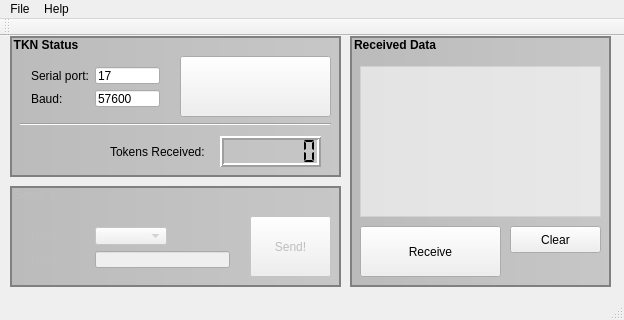
chrispap/TKN, file PC/gui/qtknwindow.ui: the form before one commit.
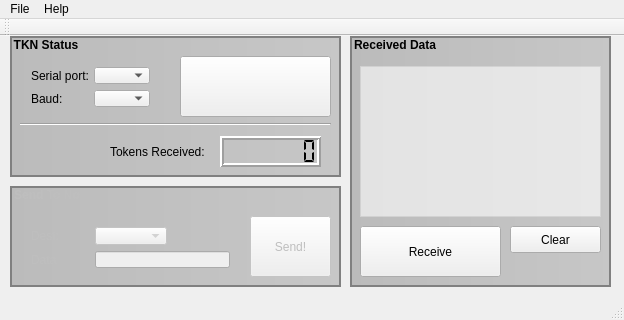
The form after the commit.

Commit message: Com port list

```diff
--- a/PC/gui/qtknwindow.ui
+++ b/PC/gui/qtknwindow.ui
@@ -132,18 +132,11 @@
       <rect>
        <x>10</x>
        <y>20</y>
-       <width>151</width>
+       <width>141</width>
        <height>62</height>
       </rect>
      </property>
      <layout class="QGridLayout" name="gridLayout">
-      <item row="0" column="1">
-       <widget class="QLineEdit" name="lineEdit_ComPort">
-        <property name="text">
-         <string>17</string>
-        </property>
-       </widget>
-      </item>
       <item row="1" column="0">
        <widget class="QLabel" name="label_3">
         <property name="text">
@@ -151,13 +144,6 @@
         </property>
        </widget>
       </item>
-      <item row="1" column="1">
-       <widget class="QLineEdit" name="lineEdit_Baud">
-        <property name="text">
-         <string>57600</string>
-        </property>
-       </widget>
-      </item>
       <item row="0" column="0">
        <widget class="QLabel" name="label_2">
         <property name="text">
@@ -165,6 +151,12 @@
         </property>
        </widget>
       </item>
+      <item row="0" column="1">
+       <widget class="QComboBox" name="comboBox_ComPort"/>
+      </item>
+      <item row="1" column="1">
+       <widget class="QComboBox" name="comboBox_Baud"/>
+      </item>
      </layout>
     </widget>
     <widget class="Line" name="line">
```
Left out of the diff: 2 changed lines with no effect on the pictures. The commit also changes 7 other files.
